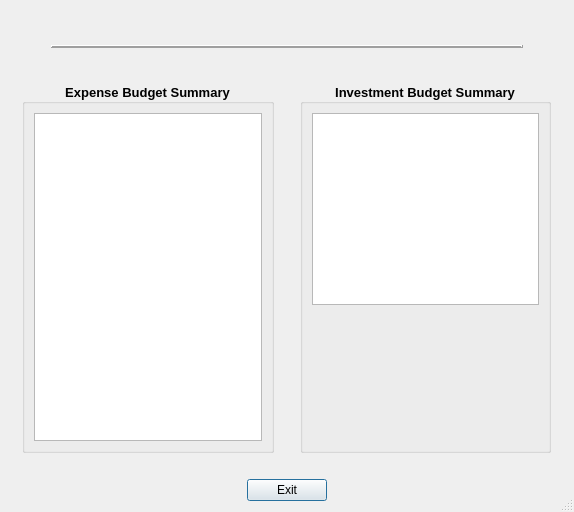
This is CashFlowManager/yearlybudgetsummarydialog.ui in epw7856/CashFlowManager as Qt 5 draws it before an edit. The edited form follows.
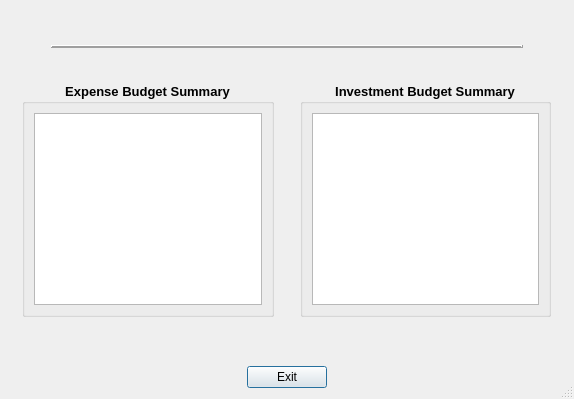
This is the edited form.

What changed in the file:
```diff
--- a/CashFlowManager/yearlybudgetsummarydialog.ui
+++ b/CashFlowManager/yearlybudgetsummarydialog.ui
@@ -10,7 +10,7 @@
     <x>0</x>
     <y>0</y>
     <width>574</width>
-    <height>512</height>
+    <height>399</height>
    </rect>
   </property>
   <property name="font">
@@ -160,6 +160,12 @@
         <layout class="QVBoxLayout" name="verticalLayout_3">
          <item>
           <widget class="QGroupBox" name="groupBox">
+           <property name="sizePolicy">
+            <sizepolicy hsizetype="Preferred" vsizetype="Fixed">
+             <horstretch>0</horstretch>
+             <verstretch>0</verstretch>
+            </sizepolicy>
+           </property>
            <property name="font">
             <font>
              <family>Segoe UI</family>
@@ -172,11 +178,17 @@
             <string>  Expense Budget Summary  </string>
            </property>
            <property name="alignment">
-            <set>Qt::AlignCenter</set>
+            <set>Qt::AlignHCenter|Qt::AlignTop</set>
            </property>
            <layout class="QVBoxLayout" name="verticalLayout_5">
             <item>
              <widget class="QTableView" name="tableViewExpenseSummary">
+              <property name="sizePolicy">
+               <sizepolicy hsizetype="Expanding" vsizetype="Expanding">
+                <horstretch>0</horstretch>
+                <verstretch>0</verstretch>
+               </sizepolicy>
+              </property>
               <property name="font">
                <font>
                 <family>Segoe UI</family>
@@ -202,6 +214,19 @@
            </layout>
           </widget>
          </item>
+         <item>
+          <spacer name="verticalSpacer_3">
+           <property name="orientation">
+            <enum>Qt::Vertical</enum>
+           </property>
+           <property name="sizeHint" stdset="0">
+            <size>
+             <width>20</width>
+             <height>40</height>
+            </size>
+           </property>
+          </spacer>
+         </item>
         </layout>
        </item>
        <item>
@@ -224,6 +249,12 @@
         <layout class="QVBoxLayout" name="verticalLayout_4">
          <item>
           <widget class="QGroupBox" name="groupBox_2">
+           <property name="sizePolicy">
+            <sizepolicy hsizetype="Preferred" vsizetype="Fixed">
+             <horstretch>0</horstretch>
+             <verstretch>0</verstretch>
+            </sizepolicy>
+           </property>
            <property name="font">
             <font>
              <family>Segoe UI</family>
@@ -236,7 +267,7 @@
             <string>  Investment Budget Summary  </string>
            </property>
            <property name="alignment">
-            <set>Qt::AlignCenter</set>
+            <set>Qt::AlignHCenter|Qt::AlignTop</set>
            </property>
            <layout class="QVBoxLayout" name="verticalLayout_6">
             <item>
@@ -263,8 +294,11 @@
               </attribute>
              </widget>
             </item>
+           </layout>
+          </widget>
+         </item>
             <item>
-             <spacer name="verticalSpacer">
+          <spacer name="verticalSpacer_2">
               <property name="orientation">
                <enum>Qt::Vertical</enum>
               </property>
@@ -275,9 +309,6 @@
                </size>
               </property>
              </spacer>
-            </item>
-           </layout>
-          </widget>
          </item>
         </layout>
        </item>
```
Lines whose indentation alone changed are shown as unchanged.
